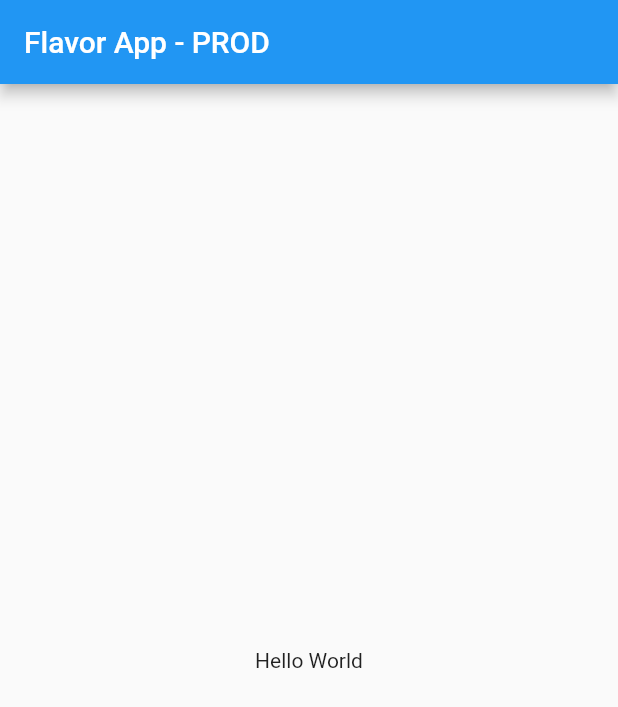
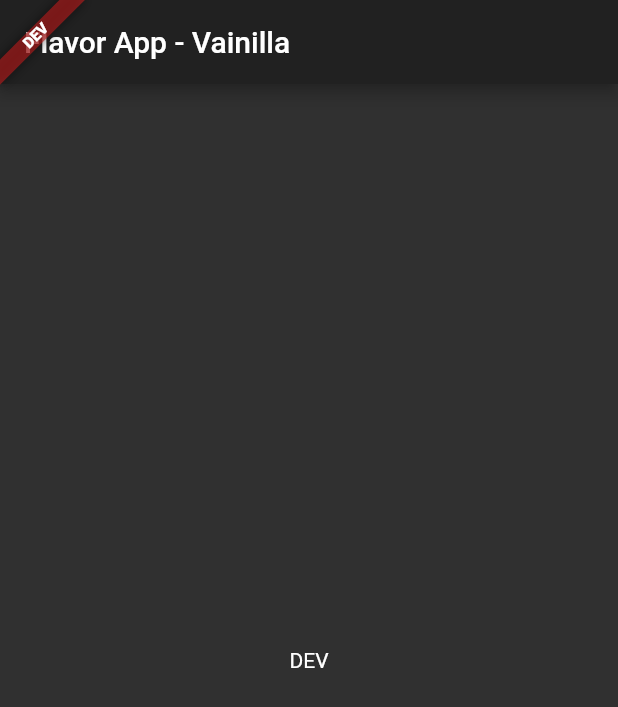
Before and after one commit to NoScopeDevs/flavors, a Flutter app: the screen it shows after launch, on a phone screen of 412 x 824 dp. Shown: the top 707 px of the screen. Run offline on Flutter 3.47's test engine with Material 2 defaults, Android fonts, the phone set to English and light mode, and no system bars.

Commit message:
added new configs and launch.json

```diff
--- a/lib/app.dart
+++ b/lib/app.dart
@@ -3,39 +3,35 @@ import 'package:flutter/material.dart';
 import 'config_dart_define.dart';
 
 class FlavorApp extends StatelessWidget {
-  final config = ConfigDartDefine();
-
   @override
   Widget build(BuildContext context) {
-    return MaterialApp(
-      home: _Home(),
-      title: 'Flavor App',
-      theme: config.isDev ? ThemeData.dark() : ThemeData.light(),
+    return Directionality(
+      textDirection: TextDirection.ltr,
+      child: Banner(
+        location: BannerLocation.topStart,
+        message: ConfigDartDefine.env,
+        child: MaterialApp(
+          home: _Home(),
+          title: 'Flavor App',
+          theme: ConfigDartDefine.environment() == Environment.DEV
+              ? ThemeData.dark()
+              : ThemeData.light(),
+          debugShowCheckedModeBanner: false,
+        ),
+      ),
     );
   }
 }
 
 class _Home extends StatelessWidget {
-  final config = ConfigDartDefine();
-
   @override
   Widget build(BuildContext context) {
-    String environment;
-
-    if (config.isDev) {
-      environment = 'DEV';
-    } else {
-      environment = 'PROD';
-    }
-
     return Scaffold(
       appBar: AppBar(
-        title: Text('Flavor App - $environment'),
+        title: Text('Flavor App - ${ConfigDartDefine.appName}'),
       ),
       body: Center(
-        child: Container(
-          child: Text('Hello World'),
-        ),
+        child: Text('${ConfigDartDefine.env}'),
       ),
     );
   }
--- a/lib/config_dart_define.dart
+++ b/lib/config_dart_define.dart
@@ -1,3 +1,32 @@
+enum Environment { DEV, QA, PROD }
+
 class ConfigDartDefine {
-  final isDev = const bool.fromEnvironment('isDev');
+  static const appName = String.fromEnvironment(
+    'appName',
+    defaultValue: 'Vainilla',
+  );
+
+  static const env = String.fromEnvironment(
+    'env',
+    defaultValue: 'DEV',
+  );
+
+  static const apiUrl = String.fromEnvironment('apiUrl');
+
+  static Environment environment() {
+    switch (env.toUpperCase()) {
+      case 'DEV':
+        return Environment.DEV;
+        break;
+      case 'QA':
+        return Environment.QA;
+        break;
+      case 'PROD':
+        return Environment.PROD;
+        break;
+      default:
+        return Environment.DEV;
+        break;
+    }
+  }
 }
```
Also changed, not shown: 1 other file.
